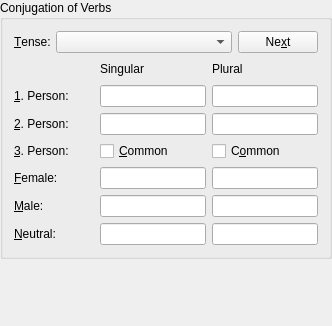
First picture: the form in kvoctrain/entry-dialogs/TenseEntryPageForm.ui, repository KDE/parley, before the edit.
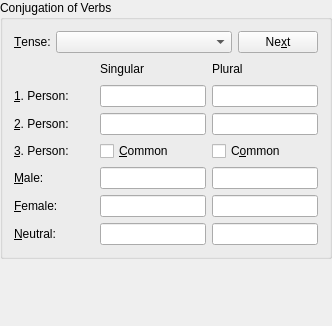
Second picture: the form after the edit.

Commit message: Change order from female male nutral to the more common male female nutral. FEATURE: 106446

Patch:
```diff
--- a/kvoctrain/entry-dialogs/TenseEntryPageForm.ui
+++ b/kvoctrain/entry-dialogs/TenseEntryPageForm.ui
@@ -25,7 +25,19 @@
    <property name="margin" >
     <number>0</number>
    </property>
-   <property name="spacing" >
+   <property name="topMargin" >
+    <number>0</number>
+   </property>
+   <property name="rightMargin" >
+    <number>0</number>
+   </property>
+   <property name="bottomMargin" >
+    <number>0</number>
+   </property>
+   <property name="horizontalSpacing" >
+    <number>6</number>
+   </property>
+   <property name="verticalSpacing" >
     <number>6</number>
    </property>
    <item row="1" column="0" >
@@ -50,7 +62,19 @@
       <property name="margin" >
        <number>11</number>
       </property>
-      <property name="spacing" >
+      <property name="topMargin" >
+       <number>11</number>
+      </property>
+      <property name="rightMargin" >
+       <number>11</number>
+      </property>
+      <property name="bottomMargin" >
+       <number>11</number>
+      </property>
+      <property name="horizontalSpacing" >
+       <number>6</number>
+      </property>
+      <property name="verticalSpacing" >
        <number>6</number>
       </property>
       <item row="1" column="0" >
@@ -58,7 +82,19 @@
         <property name="margin" >
          <number>0</number>
         </property>
-        <property name="spacing" >
+        <property name="topMargin" >
+         <number>0</number>
+        </property>
+        <property name="rightMargin" >
+         <number>0</number>
+        </property>
+        <property name="bottomMargin" >
+         <number>0</number>
+        </property>
+        <property name="horizontalSpacing" >
+         <number>6</number>
+        </property>
+        <property name="verticalSpacing" >
          <number>6</number>
         </property>
         <item row="6" column="2" >
@@ -93,11 +129,9 @@
          </widget>
         </item>
         <item row="5" column="2" >
-         <widget class="QLineEdit" name="thirdM_plural" >
+         <widget class="QLineEdit" name="thirdF_plural" >
           <property name="sizePolicy" >
-           <sizepolicy>
-            <hsizetype>1</hsizetype>
-            <vsizetype>1</vsizetype>
+           <sizepolicy vsizetype="Minimum" hsizetype="Minimum" >
             <horstretch>0</horstretch>
             <verstretch>0</verstretch>
            </sizepolicy>
@@ -130,9 +164,9 @@
          </widget>
         </item>
         <item row="4" column="0" >
-         <widget class="QLabel" name="female_label" >
+         <widget class="QLabel" name="male_label" >
           <property name="text" >
-           <string>&amp;Female:</string>
+           <string>&amp;Male:</string>
           </property>
           <property name="buddy" >
            <cstring>thirdF_singular</cstring>
@@ -147,11 +181,9 @@
          </widget>
         </item>
         <item row="4" column="2" >
-         <widget class="QLineEdit" name="thirdF_plural" >
+         <widget class="QLineEdit" name="thirdM_plural" >
           <property name="sizePolicy" >
-           <sizepolicy>
-            <hsizetype>1</hsizetype>
-            <vsizetype>1</vsizetype>
+           <sizepolicy vsizetype="Minimum" hsizetype="Minimum" >
             <horstretch>0</horstretch>
             <verstretch>0</verstretch>
            </sizepolicy>
@@ -159,11 +191,9 @@
          </widget>
         </item>
         <item row="4" column="1" >
-         <widget class="QLineEdit" name="thirdF_singular" >
+         <widget class="QLineEdit" name="thirdM_singular" >
           <property name="sizePolicy" >
-           <sizepolicy>
-            <hsizetype>1</hsizetype>
-            <vsizetype>1</vsizetype>
+           <sizepolicy vsizetype="Minimum" hsizetype="Minimum" >
             <horstretch>0</horstretch>
             <verstretch>0</verstretch>
            </sizepolicy>
@@ -193,11 +223,9 @@
          </widget>
         </item>
         <item row="5" column="1" >
-         <widget class="QLineEdit" name="thirdM_singular" >
+         <widget class="QLineEdit" name="thirdF_singular" >
           <property name="sizePolicy" >
-           <sizepolicy>
-            <hsizetype>1</hsizetype>
-            <vsizetype>1</vsizetype>
+           <sizepolicy vsizetype="Minimum" hsizetype="Minimum" >
             <horstretch>0</horstretch>
             <verstretch>0</verstretch>
            </sizepolicy>
@@ -255,9 +283,9 @@
          </widget>
         </item>
         <item row="5" column="0" >
-         <widget class="QLabel" name="male_label" >
+         <widget class="QLabel" name="female_label" >
           <property name="text" >
-           <string>&amp;Male:</string>
+           <string>&amp;Female:</string>
           </property>
           <property name="buddy" >
            <cstring>thirdM_singular</cstring>
@@ -300,7 +328,19 @@
         <property name="margin" >
          <number>0</number>
         </property>
-        <property name="spacing" >
+        <property name="topMargin" >
+         <number>0</number>
+        </property>
+        <property name="rightMargin" >
+         <number>0</number>
+        </property>
+        <property name="bottomMargin" >
+         <number>0</number>
+        </property>
+        <property name="horizontalSpacing" >
+         <number>6</number>
+        </property>
+        <property name="verticalSpacing" >
          <number>6</number>
         </property>
         <item row="0" column="0" >
```
Left out of the diff: 59 changed lines with no effect on the pictures. The commit also changes 5 other files.
